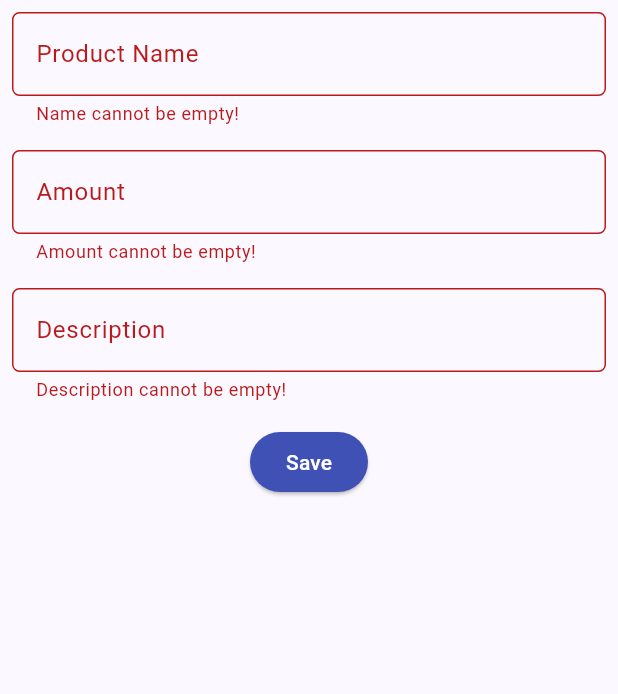
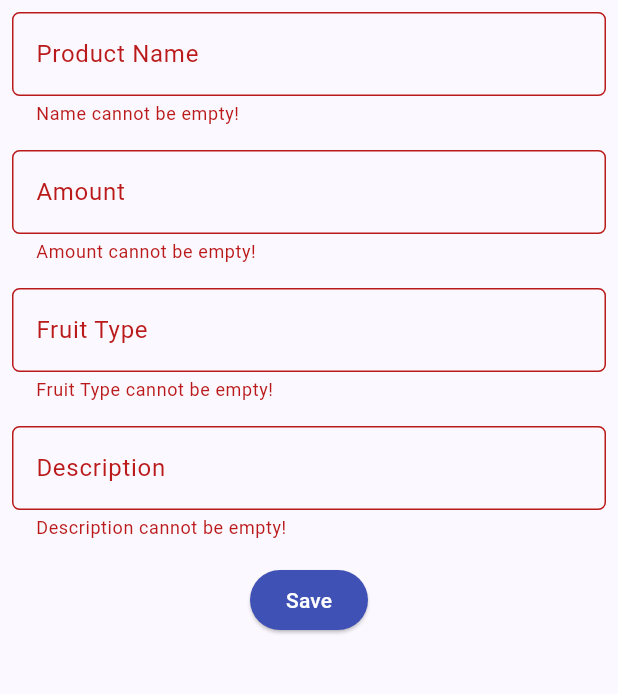
Before and after one commit to Revaldyhfz/hafizbackpackmobile, a Flutter app: the ShopFormPage screen opened directly, after a tap on "Save", on a phone screen of 412 x 824 dp, the part 84-778 px from its top. Run offline on Flutter 3.47's test engine with Material 2 defaults, Android fonts, the phone set to English and light mode, and no system bars; missing offline and left inert: pbp_django_auth; network calls fail.

Commit message:
Assignment 9

```diff
--- /dev/null
+++ b/lib/models/product.dart
@@ -0,0 +1,69 @@
+// To parse this JSON data, do
+//
+//     final product = productFromJson(jsonString);
+
+import 'dart:convert';
+
+List<Product> productFromJson(String str) => List<Product>.from(json.decode(str).map((x) => Product.fromJson(x)));
+
+String productToJson(List<Product> data) => json.encode(List<dynamic>.from(data.map((x) => x.toJson())));
+
+class Product {
+    String model;
+    int pk;
+    Fields fields;
+
+    Product({
+        required this.model,
+        required this.pk,
+        required this.fields,
+    });
+
+    factory Product.fromJson(Map<String, dynamic> json) => Product(
+        model: json["model"],
+        pk: json["pk"],
+        fields: Fields.fromJson(json["fields"]),
+    );
+
+    Map<String, dynamic> toJson() => {
+        "model": model,
+        "pk": pk,
+        "fields": fields.toJson(),
+    };
+}
+
+class Fields {
+    String name;
+    DateTime dateAdded;
+    int amount;
+    String description;
+    String fruit_type;
+    int user;
+
+    Fields({
+        required this.name,
+        required this.dateAdded,
+        required this.amount,
+        required this.description,
+        required this.fruit_type,
+        required this.user,
+    });
+
+    factory Fields.fromJson(Map<String, dynamic> json) => Fields(
+        name: json["name"],
+        dateAdded: DateTime.parse(json["date_added"]),
+        amount: json["amount"],
+        description: json["description"],
+        fruit_type: json["fruit_type"],
+        user: json["user"],
+    );
+
+    Map<String, dynamic> toJson() => {
+        "name": name,
+        "date_added": "${dateAdded.year.toString().padLeft(4, '0')}-${dateAdded.month.toString().padLeft(2, '0')}-${dateAdded.day.toString().padLeft(2, '0')}",
+        "amount": amount,
+        "description": description,
+        "fruit_type": fruit_type,
+        "user": user,
+    };
+}
--- a/lib/screens/menu.dart
+++ b/lib/screens/menu.dart
@@ -8,9 +8,9 @@
   MyHomePage({Key? key}) : super(key: key);
 
   final List<ShopItem> items = [
-    ShopItem("View Items", Icons.checklist, Colors.blue),
-    ShopItem("Add item", Icons.add_shopping_cart, Colors.green),
-    ShopItem("Logout", Icons.logout, Colors.red),
+    ShopItem("View Products", Icons.checklist, Colors.teal.shade700),
+    ShopItem("Add item", Icons.add_shopping_cart, Colors.teal.shade800),
+    ShopItem("Logout", Icons.logout, Colors.teal.shade900),
   ];
 
   @override
--- a/lib/screens/shoplist_form.dart
+++ b/lib/screens/shoplist_form.dart
@@ -1,5 +1,11 @@
+import 'dart:convert';
+
 import 'package:flutter/material.dart';
+import 'package:hafizbackpackmobile/screens/menu.dart';
 import 'package:hafizbackpackmobile/widgets/left_drawer.dart';
+import 'package:pbp_django_auth/pbp_django_auth.dart';
+import 'package:provider/provider.dart';
+
 class ShopFormPage extends StatefulWidget {
   const ShopFormPage({super.key});
 
@@ -10,11 +16,13 @@
 class _ShopFormPageState extends State<ShopFormPage> {
   final _formKey = GlobalKey<FormState>();
   String _name = "";
-    int _price = 0;
+  int _amount = 0;
   String _description = "";
+  String _fruit_type =  "";
 
   @override
   Widget build(BuildContext context) {
+    final request = context.watch<CookieRequest>();
     return Scaffold(
         appBar: AppBar(
           title: const Center(
@@ -26,13 +34,11 @@
           foregroundColor: Colors.white,
         ),
         drawer: const LeftDrawer(),
-
         body: Form(
           key: _formKey,
           child: SingleChildScrollView(
-              child: Column(
-                crossAxisAlignment: CrossAxisAlignment.start,
-                children: [
+            child:
+                Column(crossAxisAlignment: CrossAxisAlignment.start, children: [
               Padding(
                 padding: const EdgeInsets.all(8.0),
                 child: TextFormField(
@@ -68,7 +74,7 @@
                   ),
                   onChanged: (String? value) {
                     setState(() {
-                          _price = int.parse(value!);
+                      _amount = int.parse(value!);
                     });
                   },
                   validator: (String? value) {
@@ -77,6 +83,29 @@
                     }
                     if (int.tryParse(value) == null) {
                       return "Amount must be a number!";
+                    }
+                    return null;
+                  },
+                ),
+              ),
+              Padding(
+                padding: const EdgeInsets.all(8.0),
+                child: TextFormField(
+                  decoration: InputDecoration(
+                    hintText: "Logia, Paramecia, Zoan, Mythical Zoan",
+                    labelText: "Fruit Type",
+                    border: OutlineInputBorder(
+                      borderRadius: BorderRadius.circular(5.0),
+                    ),
+                  ),
+                  onChanged: (String? value) {
+                    setState(() {
+                      _fruit_type = value!;
+                    });
+                  },
+                  validator: (String? value) {
+                    if (value == null || value.isEmpty) {
+                      return "Fruit Type cannot be empty!";
                     }
                     return null;
                   },
@@ -111,40 +140,38 @@
                   padding: const EdgeInsets.all(8.0),
                   child: ElevatedButton(
                     style: ButtonStyle(
-                          backgroundColor:
-                              MaterialStateProperty.all(Colors.indigo),
+                      backgroundColor: MaterialStateProperty.all(Colors.indigo),
                     ),
-                        onPressed: () {
+                    onPressed: () async {
                       if (_formKey.currentState!.validate()) {
-                            showDialog(
-                              context: context,
-                              builder: (context) {
-                                return AlertDialog(
-                                  title: const Text('Product successfully saved'),
-                                  content: SingleChildScrollView(
-                                    child: Column(
-                                      crossAxisAlignment:
-                                          CrossAxisAlignment.start,
-                                      children: [
-                                        Text('Name: $_name'),
-                                        Text('Price: $_price'),
-                                        Text('Description: $_description'),
+                        // Send request to Django and wait for the response
 
-                                      ],
-                                    ),
-                                  ),
-                                  actions: [
-                                    TextButton(
-                                      child: const Text('OK'),
-                                      onPressed: () {
-                                        Navigator.pop(context);
-                                      },
-                                    ),
-                                  ],
+                        final response = await request.postJson(
+                            "http://localhost:8000/create-flutter/",
+                            jsonEncode(<String, String>{
+                              'name': _name,
+                              'amount': _amount.toString(),
+                              'description': _description,
+                              'fruit_type' : _fruit_type,
+                            }));
+                        if (response['status'] == 'success') {
+                          ScaffoldMessenger.of(context)
+                              .showSnackBar(const SnackBar(
+                            content:
+                                Text("New product has saved successfully!"),
+                          ));
+                          Navigator.pushReplacement(
+                            context,
+                            MaterialPageRoute(
+                                builder: (context) => MyHomePage()),
                           );
-                              },
-                            );
-                          _formKey.currentState!.reset();
+                        } else {
+                          ScaffoldMessenger.of(context)
+                              .showSnackBar(const SnackBar(
+                            content:
+                                Text("Something went wrong, please try again."),
+                          ));
+                        }
                       }
                     },
                     child: const Text(
@@ -154,10 +181,8 @@
                   ),
                 ),
               ),
-                ]
+            ]),
           ),
-          ),
-        )
-      );
+        ));
   }
 }
--- a/lib/widgets/left_drawer.dart
+++ b/lib/widgets/left_drawer.dart
@@ -1,4 +1,5 @@
 import 'package:flutter/material.dart';
+import 'package:hafizbackpackmobile/screens/list_product.dart';
 import 'package:hafizbackpackmobile/screens/menu.dart';
 
 import 'package:hafizbackpackmobile/screens/shoplist_form.dart';
@@ -12,7 +13,7 @@
         children: [
           const DrawerHeader(
             decoration: BoxDecoration(
-              color: Colors.indigo,
+              color: Colors.teal,
             ),
             child: Column(
               children: [
@@ -54,6 +55,17 @@
             },
           ),
           ListTile(
+            leading: const Icon(Icons.shopping_basket),
+            title: const Text('Product List'),
+            onTap: () {
+            // Route menu to product page
+            Navigator.push(
+            context,
+            MaterialPageRoute(builder: (context) => const ProductPage()),
+            );
+        },
+    ),
+          ListTile(
             leading: const Icon(Icons.add_shopping_cart),
             title: const Text('Add Product'),
             // redirect to ShopFormPage
--- a/pubspec.yaml
+++ b/pubspec.yaml
@@ -35,6 +35,9 @@
   # The following adds the Cupertino Icons font to your application.
   # Use with the CupertinoIcons class for iOS style icons.
   cupertino_icons: ^1.0.2
+  provider: ^6.1.1
+  pbp_django_auth: ^0.4.0
+  http: ^1.1.0
 
 dev_dependencies:
   flutter_test:
```
Also changed, not shown: lib/main.dart (+13 -4 lines), lib/screens/details.dart (added, +49 -0 lines), lib/screens/list_product.dart (added, +100 -0 lines), lib/screens/login.dart (added, +113 -0 lines), lib/widgets/shop_card.dart (+30 -1 lines), pubspec.lock, 3 other files. Lines whose indentation alone changed are shown as unchanged.
